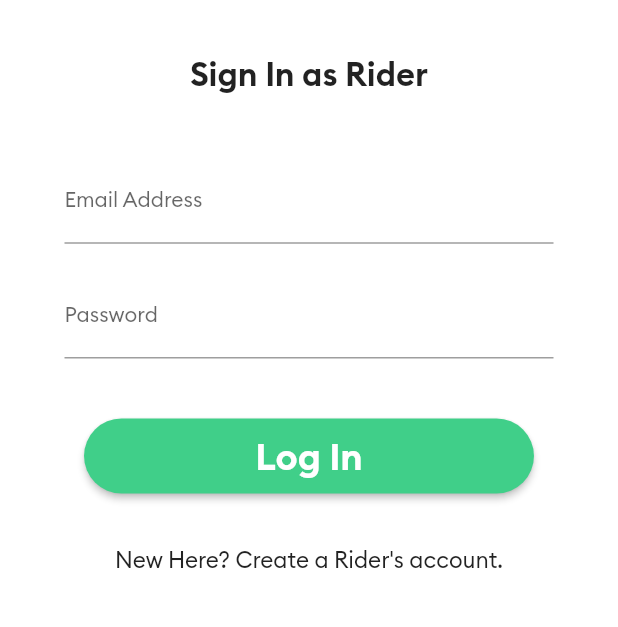
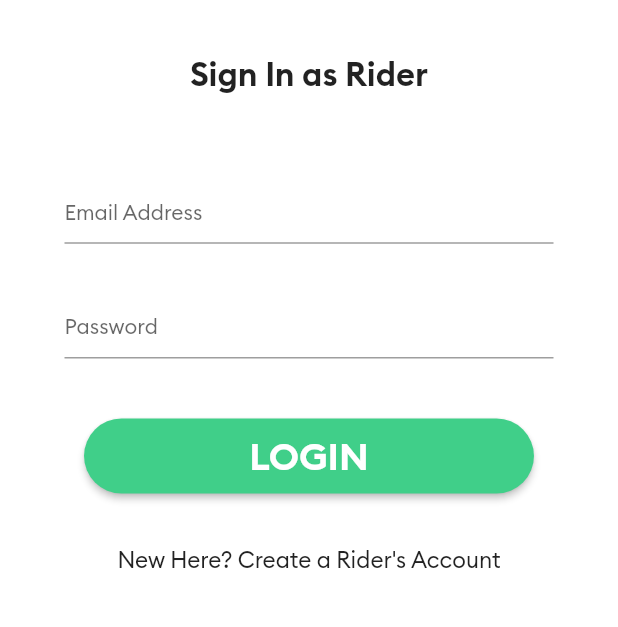
Before and after one commit to om-chevli/taxiapp, a Flutter app: the screen it shows after launch, after a tap on "Algrady have a Account? Login Here!", on a phone screen of 412 x 824 dp, the part 297-924 px from its top. Run offline on Flutter 3.47's test engine with Material 2 defaults, Android fonts, the phone set to English and light mode, and no system bars; our stand-ins replace firebase_core, firebase_database; accounts and stored records are empty.

Commit message:
Custom Widgets.

```diff
--- a/lib/main.dart
+++ b/lib/main.dart
@@ -42,8 +42,8 @@ class MyApp extends StatelessWidget {
       initialRoute: '/',
       routes: {
         '/': (context) => RegistrationPage(),
-        LoginPage.id: (context) => LoginPage(),
-        HomePage.id: (context) => HomePage(),
+        '/loginPage': (context) => LoginPage(),
+        '/homePage': (context) => HomePage(),
       },
     );
   }
--- a/lib/screens/login_page.dart
+++ b/lib/screens/login_page.dart
@@ -1,10 +1,12 @@
 import 'package:flutter/material.dart';
-import 'package:taxiapp/screens/registration_page.dart';
-
 import '../models/brand_colors.dart';
+import '../widgets/formTextField.dart';
+import '../widgets/formSubmitButton.dart';
+import '../widgets/formFlatButton.dart';
 
 class LoginPage extends StatelessWidget {
   static const String id = 'login';
+
   @override
   Widget build(BuildContext context) {
     return Scaffold(
@@ -40,66 +42,36 @@ class LoginPage extends StatelessWidget {
                       SizedBox(
                         height: 8.0,
                       ),
-                      TextField(
-                        keyboardType: TextInputType.emailAddress,
-                        decoration: InputDecoration(
-                          labelText: 'Email Address',
-                          labelStyle: TextStyle(fontSize: 14),
-                          hintStyle: TextStyle(
-                            fontSize: 10,
-                          ),
-                        ),
-                        style: TextStyle(fontSize: 14),
+                      FormTextField(
+                        value: false,
+                        label: 'Email Address',
+                        kType: TextInputType.emailAddress,
+                        textController: null,
                       ),
                       SizedBox(height: 20),
-                      TextField(
-                        obscureText: true,
-                        decoration: InputDecoration(
-                          labelText: 'Password',
-                          labelStyle: TextStyle(fontSize: 14),
-                          hintStyle: TextStyle(
-                            fontSize: 20,
-                          ),
-                        ),
-                        style: TextStyle(fontSize: 14),
+                      FormTextField(
+                        value: true,
+                        label: 'Password',
+                        kType: null,
+                        textController: null,
                       ),
                       SizedBox(height: 40),
                       Container(
                         height: 50,
                         width: 300,
-                        child: RaisedButton(
-                          onPressed: () {},
-                          onLongPress: () {
-                            return false;
-                          },
-                          child: Text(
-                            'Log In',
-                            style: TextStyle(
-                                fontSize: 25, fontFamily: 'Brand-Bold'),
-                          ),
+                        child: FormSubmitButton(
+                          label: 'LOGIN',
                           color: BrandColors.colorGreen,
-                          textColor: Colors.white,
-                          shape: RoundedRectangleBorder(
-                            borderRadius: BorderRadius.circular(25),
-                          ),
+                          onPressFunction: () {},
                         ),
                       ),
                       Container(
-                        child: FlatButton(
-                          onPressed: () {
-                            Navigator.pushNamedAndRemoveUntil(
-                                context, '/', (route) => false);
-                          },
-                          onLongPress: () {
-                            return false;
-                          },
-                          child: Text(
-                            "New Here? Create a Rider's account.",
-                            style: TextStyle(fontSize: 15),
-                          ),
-                        ),
                         padding: EdgeInsets.only(
                           top: 20,
+                        ),
+                        child: FormFlatButton(
+                          label: 'New Here? Create a Rider\'s Account',
+                          routeName: '/',
                         ),
                       ),
                     ],
--- a/lib/screens/registration_page.dart
+++ b/lib/screens/registration_page.dart
@@ -1,7 +1,8 @@
 import 'package:flutter/material.dart';
-import 'package:taxiapp/screens/login_page.dart';
-
+import 'package:taxiapp/widgets/formFlatButton.dart';
+import 'package:taxiapp/widgets/formSubmitButton.dart';
 import '../models/brand_colors.dart';
+import '../widgets/formTextField.dart';
 
 class RegistrationPage extends StatelessWidget {
   @override
@@ -36,91 +37,43 @@ class RegistrationPage extends StatelessWidget {
                   padding: const EdgeInsets.all(35.0),
                   child: Column(
                     children: <Widget>[
-                      TextField(
-                        keyboardType: TextInputType.name,
-                        decoration: InputDecoration(
-                          labelText: 'Full Name',
-                          alignLabelWithHint: true,
-                          labelStyle: TextStyle(fontSize: 14),
-                          hintStyle: TextStyle(fontSize: 10),
-                        ),
-                        style: TextStyle(fontSize: 14),
+                      FormTextField(
+                        label: 'Full Name',
+                        kType: TextInputType.name,
+                        textController: null,
                       ),
-                      TextField(
-                        keyboardType: TextInputType.emailAddress,
-                        decoration: InputDecoration(
-                          labelText: 'Email Address',
-                          alignLabelWithHint: true,
-                          labelStyle: TextStyle(fontSize: 14),
-                          hintStyle: TextStyle(fontSize: 10),
-                        ),
-                        style: TextStyle(fontSize: 14),
+                      FormTextField(
+                        label: 'Email Adddress',
+                        kType: TextInputType.emailAddress,
+                        textController: null,
                       ),
-                      TextField(
-                        keyboardType: TextInputType.phone,
-                        decoration: InputDecoration(
-                          labelText: 'Phone Number',
-                          alignLabelWithHint: true,
-                          labelStyle: TextStyle(fontSize: 14),
-                          hintStyle: TextStyle(fontSize: 10),
-                        ),
-                        style: TextStyle(fontSize: 14),
+                      FormTextField(
+                        label: 'Phone Number',
+                        kType: TextInputType.phone,
+                        textController: null,
                       ),
-                      TextField(
-                        obscureText: true,
-                        decoration: InputDecoration(
-                          labelText: 'Password',
-                          alignLabelWithHint: true,
-                          labelStyle: TextStyle(fontSize: 14),
-                          hintStyle: TextStyle(fontSize: 20),
-                        ),
-                        style: TextStyle(fontSize: 14),
+                      FormTextField(
+                        value: true,
+                        label: 'Password',
+                        textController: null,
                       ),
-                      TextField(
-                        obscureText: true,
-                        decoration: InputDecoration(
-                          labelText: 'Confirm Password',
-                          alignLabelWithHint: true,
-                          labelStyle: TextStyle(fontSize: 14),
-                          hintStyle: TextStyle(fontSize: 20),
-                        ),
-                        style: TextStyle(fontSize: 14),
+                      FormTextField(
+                        value: true,
+                        label: 'Password',
+                        textController: null,
                       ),
                       SizedBox(height: 40),
                       Container(
                         height: 50,
                         width: 300,
-                        child: RaisedButton(
-                          onPressed: () {},
-                          onLongPress: () {
-                            return false;
-                          },
-                          child: Text(
-                            'Register',
-                            style: TextStyle(
-                                fontSize: 25, fontFamily: 'Brand-Bold'),
-                          ),
+                        child: FormSubmitButton(
+                          label: 'REGISTER',
                           color: BrandColors.colorGreen,
-                          textColor: Colors.white,
-                          shape: RoundedRectangleBorder(
-                            borderRadius: BorderRadius.circular(25),
-                          ),
+                          onPressFunction: () {},
                         ),
                       ),
                       Container(
-                        child: FlatButton(
-                          onPressed: () {
-                            Navigator.pushNamedAndRemoveUntil(
-                                context, LoginPage.id, (route) => false);
-                          },
-                          onLongPress: () {
-                            return false;
-                          },
-                          child: Text(
-                            'Algrady have a Account? Login Here!',
-                            style: TextStyle(fontSize: 15),
-                          ),
-                        ),
+                        child: FormFlatButton(label: 'Algrady have a Account? Login Here!', routeName: '/loginPage'),
                         padding: EdgeInsets.only(
                           top: 20,
                         ),
--- /dev/null
+++ b/lib/widgets/formFlatButton.dart
@@ -0,0 +1,27 @@
+import 'package:flutter/material.dart';
+
+class FormFlatButton extends StatelessWidget {
+  final String routeName;
+  final String label;
+
+  FormFlatButton({
+    @required this.label,
+    @required this.routeName,
+  });
+
+  @override
+  Widget build(BuildContext context) {
+    return FlatButton(
+      onPressed: () {
+        Navigator.pushNamedAndRemoveUntil(context, routeName, (route) => false);
+      },
+      onLongPress: () {
+        return false;
+      },
+      child: Text(
+        label,
+        style: TextStyle(fontSize: 15),
+      ),
+    );
+  }
+}
--- /dev/null
+++ b/lib/widgets/formSubmitButton.dart
@@ -0,0 +1,35 @@
+import 'package:flutter/material.dart';
+
+class FormSubmitButton extends StatelessWidget {
+  final String label;
+  final Color color;
+  final Function onPressFunction;
+
+  FormSubmitButton({
+    @required this.label,
+    @required this.color,
+    @required this.onPressFunction,
+  });
+
+  @override
+  Widget build(BuildContext context) {
+    return RaisedButton(
+      onPressed: onPressFunction,
+      onLongPress: () {
+        return false;
+      },
+      child: Text(
+        label,
+        style: TextStyle(
+          fontSize: 25,
+          fontFamily: 'Brand-Bold',
+        ),
+      ),
+      color: color,
+      textColor: Colors.white,
+      shape: RoundedRectangleBorder(
+        borderRadius: BorderRadius.circular(25),
+      ),
+    );
+  }
+}
--- /dev/null
+++ b/lib/widgets/formTextField.dart
@@ -0,0 +1,37 @@
+import 'package:flutter/material.dart';
+
+class FormTextField extends StatelessWidget {
+  final bool value;
+  final String label;
+  final TextInputType kType;
+  final TextEditingController textController;
+
+  FormTextField({
+    this.value=false,
+    @required this.label,
+    this.kType,
+    @required this.textController,
+  });
+
+  @override
+  Widget build(BuildContext context) {
+    return TextField(
+      obscureText: value,
+      controller: textController,
+      keyboardType: kType,
+      decoration: InputDecoration(
+        labelText: label,
+        alignLabelWithHint: true,
+        labelStyle: TextStyle(
+          fontSize: 14,
+        ),
+        hintStyle: TextStyle(
+          fontSize: 20,
+        ),
+      ),
+      style: TextStyle(
+        fontSize: 14,
+      ),
+    );
+  }
+}
```
